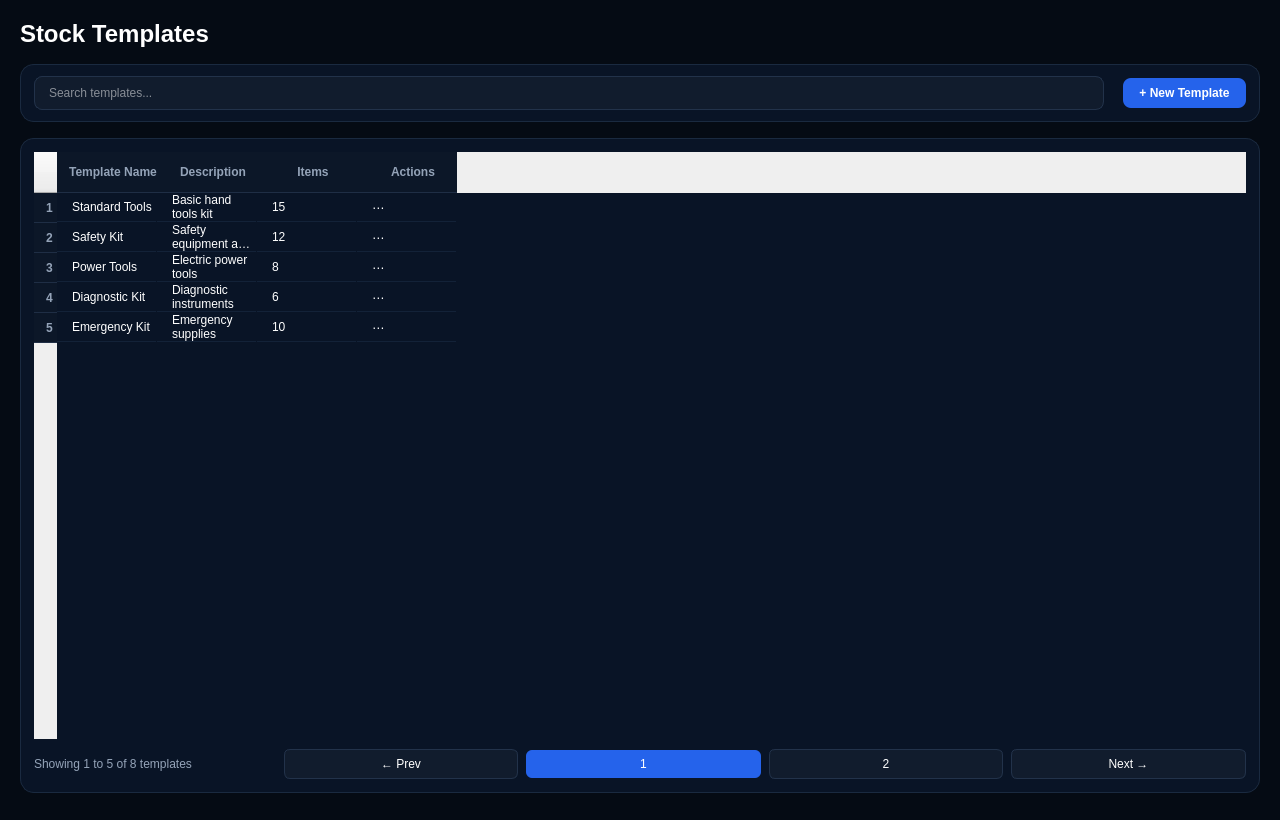
The window that InventoryQtApp/StockTemplatesPage.ui (Felipeact/InventoryQtApp) describes before a commit, drawn with Qt 5.
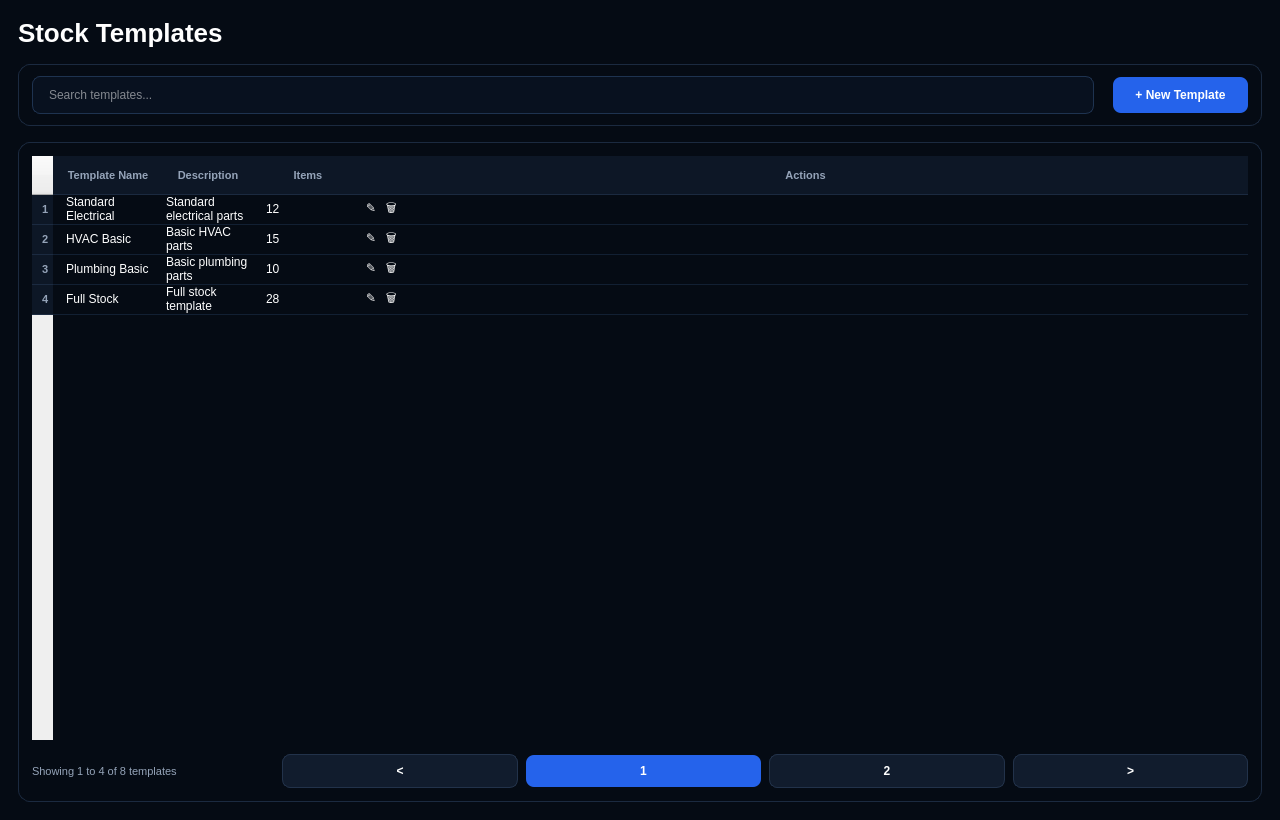
The same window after the commit.

```diff
--- a/InventoryQtApp/StockTemplatesPage.ui
+++ b/InventoryQtApp/StockTemplatesPage.ui
@@ -10,48 +10,68 @@
 				<height>820</height>
 			</rect>
 		</property>
+
 		<property name="windowTitle">
 			<string>Stock Templates</string>
 		</property>
+
 		<property name="styleSheet">
 			<string notr="true">
 				QWidget#StockTemplatesPageClass {
 				background-color: #050B14;
+				color: #FFFFFF;
+				font-family: "Segoe UI";
+				}
+
+				QLabel {
+				background: transparent;
 				color: white;
 				}
 
 				QLabel#pageTitle {
-				font-size: 24px;
-				font-weight: 700;
-				color: white;
+				font-size: 26px;
+				font-weight: 800;
 				}
 
-				QWidget#toolbarContainer,
+				QWidget#toolbarCard,
 				QWidget#tableCard {
-				background-color: #091426;
-				border: 1px solid #1A2A40;
-				border-radius: 14px;
+				background: qlineargradient(
+				x1:0, y1:0,
+				x2:1, y2:1,
+				stop:0 #0B1626,
+				stop:1 #091322
+				);
+				border: 1px solid #1B2A40;
+				border-radius: 12px;
 				}
 
 				QLineEdit#searchInput {
-				border: 1px solid #22324A;
-				background: #111C2D;
-				color: white;
-				padding: 8px 12px;
+				background-color: #08111F;
+				border: 1px solid #1E3350;
 				border-radius: 8px;
+				padding-left: 14px;
+				color: white;
+				min-height: 36px;
+				font-size: 12px;
+				}
+
+				QLineEdit#searchInput:focus {
+				border: 1px solid #2563EB;
 				}
 
 				QPushButton#newTemplateButton {
 				background-color: #2563EB;
-				color: white;
 				border: none;
 				border-radius: 8px;
-				padding: 8px 16px;
-				font-weight: 600;
+				color: white;
+				min-height: 36px;
+				min-width: 135px;
+				font-size: 12px;
+				font-weight: 700;
 				}
 
 				QPushButton#newTemplateButton:hover {
-				background-color: #3B82F6;
+				background-color: #1D4ED8;
 				}
 
 				QTableWidget {
@@ -59,65 +79,85 @@
 				border: none;
 				color: white;
 				gridline-color: transparent;
+				outline: none;
+				font-size: 12px;
 				}
 
 				QHeaderView::section {
-				background-color: #0C1728;
+				background-color: #0D1726;
 				color: #94A3B8;
 				border: none;
-				border-bottom: 1px solid #1F2E45;
-				padding-left: 12px;
-				height: 40px;
-				font-weight: 600;
+				border-bottom: 1px solid #1B2A40;
+				height: 38px;
+				padding-left: 10px;
+				font-size: 11px;
+				font-weight: 700;
 				}
 
 				QTableWidget::item {
-				border-bottom: 1px solid #132238;
-				padding-left: 12px;
-				height: 42px;
+				border-bottom: 1px solid #122033;
+				padding-left: 10px;
+				height: 40px;
 				}
 
 				QTableWidget::item:selected {
-				background-color: #132238;
+				background-color: #122033;
 				}
 
-				QPushButton#prevPageButton,
-				QPushButton#page1Button,
-				QPushButton#page2Button,
-				QPushButton#nextPageButton {
+				QWidget#paginationContainer {
+				background-color: transparent;
+				border: none;
+				}
+
+				QPushButton#pageButton,
+				QPushButton#pageButton_2,
+				QPushButton#pageButton_3 {
 				background-color: #111C2D;
 				border: 1px solid #22324A;
-				border-radius: 6px;
+				border-radius: 8px;
 				color: white;
-				min-width: 28px;
-				min-height: 28px;
+				min-width: 32px;
+				min-height: 32px;
+				font-size: 12px;
+				font-weight: 600;
 				}
 
-				QPushButton#page1Button {
+				QPushButton#pageButton:hover,
+				QPushButton#pageButton_2:hover,
+				QPushButton#pageButton_3:hover {
+				border: 1px solid #2563EB;
+				}
+
+				QPushButton#activePageButton {
 				background-color: #2563EB;
 				border: none;
+				border-radius: 8px;
+				color: white;
+				min-width: 32px;
+				min-height: 32px;
+				font-size: 12px;
+				font-weight: 700;
 				}
 
-				QPushButton#prevPageButton:hover,
-				QPushButton#page2Button:hover,
-				QPushButton#nextPageButton:hover {
-				background-color: #1D4ED8;
+				QLabel#paginationLabel {
+				color: #94A3B8;
+				font-size: 11px;
 				}
 			</string>
 		</property>
 
 		<layout class="QVBoxLayout" name="rootLayout">
 			<property name="leftMargin">
-				<number>20</number>
+				<number>18</number>
 			</property>
 			<property name="topMargin">
-				<number>20</number>
+				<number>18</number>
 			</property>
 			<property name="rightMargin">
-				<number>20</number>
+				<number>18</number>
 			</property>
 			<property name="bottomMargin">
-				<number>20</number>
+				<number>18</number>
 			</property>
 			<property name="spacing">
 				<number>16</number>
@@ -132,7 +172,7 @@
 			</item>
 
 			<item>
-				<widget class="QWidget" name="toolbarContainer" native="true">
+				<widget class="QWidget" name="toolbarCard" native="true">
 					<layout class="QHBoxLayout" name="toolbarLayout">
 						<property name="leftMargin">
 							<number>14</number>
@@ -152,12 +192,12 @@
 
 						<item>
 							<widget class="QLineEdit" name="searchInput">
+								<property name="minimumWidth">
+									<number>320</number>
+								</property>
 								<property name="placeholderText">
 									<string>Search templates...</string>
 								</property>
-								<property name="minimumWidth">
-									<number>250</number>
-								</property>
 							</widget>
 						</item>
 
@@ -196,7 +236,7 @@
 							<number>14</number>
 						</property>
 						<property name="spacing">
-							<number>10</number>
+							<number>14</number>
 						</property>
 
 						<item>
@@ -205,11 +245,17 @@
 									<number>4</number>
 								</property>
 								<property name="rowCount">
-									<number>5</number>
+									<number>4</number>
 								</property>
-								<property name="frameShape">
-									<enum>QFrame::NoFrame</enum>
+								<property name="selectionBehavior">
+									<enum>QAbstractItemView::SelectRows</enum>
 								</property>
+								<property name="showGrid">
+									<bool>false</bool>
+								</property>
+								<attribute name="horizontalHeaderStretchLastSection">
+									<bool>true</bool>
+								</attribute>
 
 								<column>
 									<property name="text">
@@ -234,113 +280,105 @@
 
 								<item row="0" column="0">
 									<property name="text">
-										<string>Standard Tools</string>
+										<string>Standard Electrical</string>
 									</property>
 								</item>
 								<item row="0" column="1">
 									<property name="text">
-										<string>Basic hand tools kit</string>
+										<string>Standard electrical parts</string>
 									</property>
 								</item>
 								<item row="0" column="2">
 									<property name="text">
-										<string>15</string>
+										<string>12</string>
 									</property>
 								</item>
 								<item row="0" column="3">
 									<property name="text">
-										<string>⋯</string>
+										<string>✎   🗑</string>
 									</property>
 								</item>
 
 								<item row="1" column="0">
 									<property name="text">
-										<string>Safety Kit</string>
+										<string>HVAC Basic</string>
 									</property>
 								</item>
 								<item row="1" column="1">
 									<property name="text">
-										<string>Safety equipment and gear</string>
+										<string>Basic HVAC parts</string>
 									</property>
 								</item>
 								<item row="1" column="2">
 									<property name="text">
-										<string>12</string>
+										<string>15</string>
 									</property>
 								</item>
 								<item row="1" column="3">
 									<property name="text">
-										<string>⋯</string>
+										<string>✎   🗑</string>
 									</property>
 								</item>
 
 								<item row="2" column="0">
 									<property name="text">
-										<string>Power Tools</string>
+										<string>Plumbing Basic</string>
 									</property>
 								</item>
 								<item row="2" column="1">
 									<property name="text">
-										<string>Electric power tools</string>
+										<string>Basic plumbing parts</string>
 									</property>
 								</item>
 								<item row="2" column="2">
 									<property name="text">
-										<string>8</string>
+										<string>10</string>
 									</property>
 								</item>
 								<item row="2" column="3">
 									<property name="text">
-										<string>⋯</string>
+										<string>✎   🗑</string>
 									</property>
 								</item>
 
 								<item row="3" column="0">
 									<property name="text">
-										<string>Diagnostic Kit</string>
+										<string>Full Stock</string>
 									</property>
 								</item>
 								<item row="3" column="1">
 									<property name="text">
-										<string>Diagnostic instruments</string>
+										<string>Full stock template</string>
 									</property>
 								</item>
 								<item row="3" column="2">
 									<property name="text">
-										<string>6</string>
+										<string>28</string>
 									</property>
 								</item>
 								<item row="3" column="3">
 									<property name="text">
-										<string>⋯</string>
-									</property>
-								</item>
-
-								<item row="4" column="0">
-									<property name="text">
-										<string>Emergency Kit</string>
-									</property>
-								</item>
-								<item row="4" column="1">
-									<property name="text">
-										<string>Emergency supplies</string>
-									</property>
-								</item>
-								<item row="4" column="2">
-									<property name="text">
-										<string>10</string>
-									</property>
-								</item>
-								<item row="4" column="3">
-									<property name="text">
-										<string>⋯</string>
+										<string>✎   🗑</string>
 									</property>
 								</item>
 							</widget>
 						</item>
 
 						<item>
+							<widget class="QWidget" name="paginationContainer" native="true">
 							<layout class="QHBoxLayout" name="paginationLayout">
+									<property name="leftMargin">
+										<number>0</number>
+									</property>
+									<property name="topMargin">
+										<number>0</number>
+									</property>
+									<property name="rightMargin">
+										<number>0</number>
+									</property>
+									<property name="bottomMargin">
+										<number>0</number>
+									</property>
 								<property name="spacing">
 									<number>8</number>
 								</property>
@@ -348,10 +386,7 @@
 								<item>
 									<widget class="QLabel" name="paginationLabel">
 										<property name="text">
-											<string>Showing 1 to 5 of 8 templates</string>
-										</property>
-										<property name="styleSheet">
-											<string notr="true">background: transparent; border: none; color: #94A3B8; font-size: 12px;</string>
+												<string>Showing 1 to 4 of 8 templates</string>
 										</property>
 									</widget>
 								</item>
@@ -365,15 +400,15 @@
 								</item>
 
 								<item>
-									<widget class="QPushButton" name="prevPageButton">
+										<widget class="QPushButton" name="pageButton">
 										<property name="text">
-											<string>← Prev</string>
+												<string>&lt;</string>
 										</property>
 									</widget>
 								</item>
 
 								<item>
-									<widget class="QPushButton" name="page1Button">
+										<widget class="QPushButton" name="activePageButton">
 										<property name="text">
 											<string>1</string>
 										</property>
@@ -381,7 +416,7 @@
 								</item>
 
 								<item>
-									<widget class="QPushButton" name="page2Button">
+										<widget class="QPushButton" name="pageButton_2">
 										<property name="text">
 											<string>2</string>
 										</property>
@@ -389,25 +424,19 @@
 								</item>
 
 								<item>
-									<widget class="QPushButton" name="nextPageButton">
+										<widget class="QPushButton" name="pageButton_3">
 										<property name="text">
-											<string>Next →</string>
+												<string>&gt;</string>
 										</property>
 									</widget>
 								</item>
 							</layout>
+							</widget>
 						</item>
 					</layout>
 				</widget>
 			</item>
 
-			<item>
-				<spacer name="verticalSpacer">
-					<property name="orientation">
-						<enum>Qt::Vertical</enum>
-					</property>
-				</spacer>
-			</item>
 		</layout>
 	</widget>
 	<resources/>
```
Left out of the diff: 2 changed lines with no effect on the pictures. Lines whose indentation alone changed are shown as unchanged.
